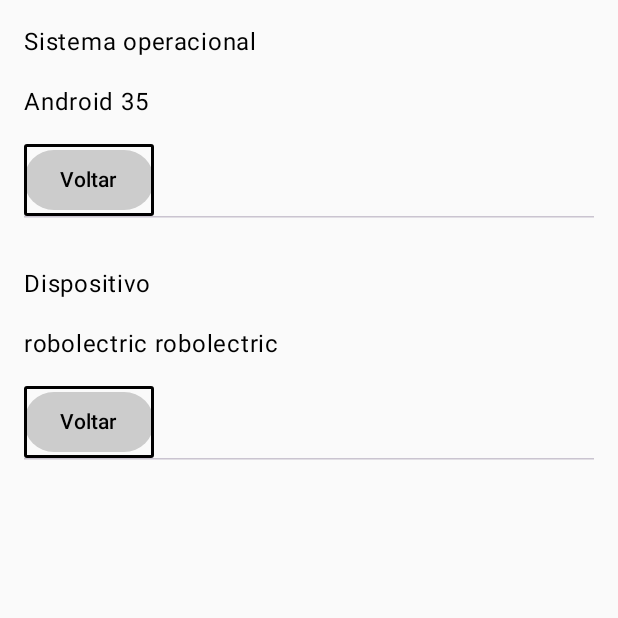
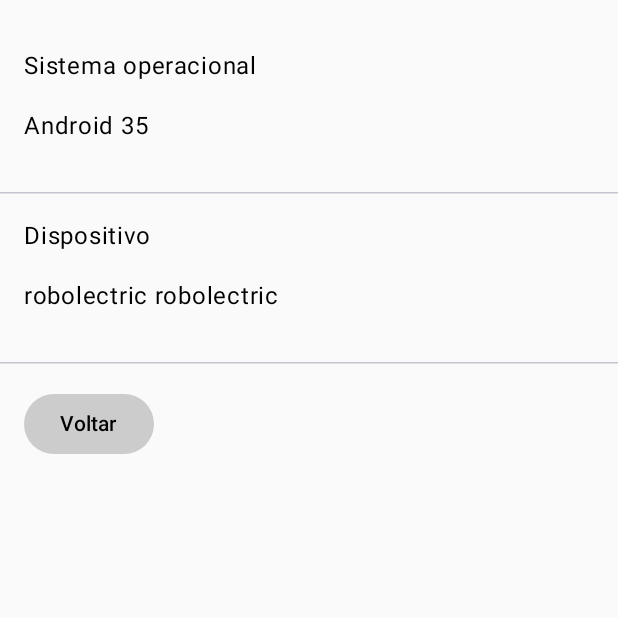
Before and after one commit to leonardohrjesus/BreakingNews, an Android app built with Jetpack Compose: the AboutScreen screen opened through its navigation route, on a phone screen of 412 x 824 dp, the top half of it. Run offline under Robolectric (Android 15) with nearby library versions, the phone set to English and light mode, and no system bars; our stand-ins replace Compose Multiplatform resources; 3 statements that could not run were skipped.

Commit message:
implementação componentes

```diff
--- a/composeApp/src/androidMain/kotlin/com/course/breakingnews/main/MainActivity.kt
+++ b/composeApp/src/androidMain/kotlin/com/course/breakingnews/main/MainActivity.kt
@@ -2,18 +2,31 @@ package com.course.breakingnews.main
 
 import android.os.Bundle
 import androidx.activity.ComponentActivity
+import androidx.activity.SystemBarStyle
 import androidx.activity.compose.setContent
+import androidx.activity.enableEdgeToEdge
 import androidx.compose.foundation.layout.Column
 import androidx.compose.runtime.Composable
 import androidx.compose.ui.tooling.preview.Preview
 import com.course.breakingnews.ui.card.BreakingNewsCard
 import com.course.breakingnews.ui.content.DetailsContentSection
-import com.course.breakingnews.ui.header.DetaisHeaderSection
+import com.course.breakingnews.ui.header.DetailsHeaderSection
 import com.course.breakingnews.ui.top.BreakingNewsTopBar
 
 class MainActivity : ComponentActivity() {
     override fun onCreate(savedInstanceState: Bundle?) {
         super.onCreate(savedInstanceState)
+
+        enableEdgeToEdge(
+            statusBarStyle = SystemBarStyle.light(
+                android.graphics.Color.TRANSPARENT,
+                android.graphics.Color.TRANSPARENT
+            ),
+            navigationBarStyle = SystemBarStyle.light(
+                android.graphics.Color.TRANSPARENT,
+                android.graphics.Color.TRANSPARENT,
+            )
+        )
 
         setContent {
             App()
@@ -29,9 +42,10 @@ fun ComponentPreview(){
         BreakingNewsCard(
             title = "5 teste teste teste testeteste testeteste teste ",
             author = "Leonardo Jesus",
-            date = "Sunday 9 May 2021 "
+            date = "Sunday 9 May 2021 ",
+            onClick = {}
         )
-        DetaisHeaderSection(onClick = {})
+        DetailsHeaderSection (onClick = {})
 
         DetailsContentSection(
             content = """Londoon  leonardo ecfencjfne teste sisisi muittoo bommm me ajudaaaaa
--- a/composeApp/src/commonMain/kotlin/com/course/breakingnews/features/about/AboutScreen.kt
+++ b/composeApp/src/commonMain/kotlin/com/course/breakingnews/features/about/AboutScreen.kt
@@ -1,14 +1,13 @@
 package com.course.breakingnews.features.about
 
-import androidx.compose.foundation.border
 import androidx.compose.foundation.layout.Column
+import androidx.compose.foundation.layout.Row
 import androidx.compose.foundation.layout.Spacer
 import androidx.compose.foundation.layout.fillMaxSize
 import androidx.compose.foundation.layout.height
 import androidx.compose.foundation.layout.padding
 import androidx.compose.foundation.lazy.LazyColumn
 import androidx.compose.foundation.lazy.items
-import androidx.compose.foundation.shape.RoundedCornerShape
 import androidx.compose.material3.Button
 import androidx.compose.material3.ButtonDefaults
 import androidx.compose.material3.HorizontalDivider
@@ -23,14 +22,32 @@ import com.course.breakingnews.plataform.Plataform
 fun AboutScreen(
     onBackPressed: ()->  Unit
 ){
-    LazyColumn(modifier = Modifier.fillMaxSize()){
+    LazyColumn(modifier = Modifier.fillMaxSize().padding(top = 16.dp)){
         items(makeItems()){ item->
             AboutComponent(
                 title = item.first,
                 subTitle = item.second,
-                onBackPressed = onBackPressed
 
             )
+        }
+
+        item {
+            Row(
+                modifier = Modifier
+                    .padding(16.dp)
+            ) {
+                Button(
+                    colors = ButtonDefaults.buttonColors(
+                        containerColor = Color.LightGray,
+                        contentColor = Color.Black
+                    ),
+                    onClick = {
+                        onBackPressed.invoke()
+                    }
+                ){
+                    Text("Voltar")
+                }
+            }
 
         }
     }
@@ -41,7 +58,6 @@ fun AboutScreen(
 private fun AboutComponent(
     title : String,
     subTitle:String,
-    onBackPressed: ()->  Unit
 ){
     Column( modifier =  Modifier.padding(16.dp)){
         Text(
@@ -58,24 +74,9 @@ private fun AboutComponent(
 
         Spacer(modifier = Modifier.height(16.dp))
 
-        Button(
-            colors = ButtonDefaults.buttonColors(
-                containerColor = Color.LightGray,
-                contentColor = Color.Black
-            ),
-            onClick = {onBackPressed.invoke()},
-            modifier = Modifier.border(
-                width = 2.dp,
-                color = Color.Black,
-                shape = RoundedCornerShape(2.dp)
-            )
-        ){
-            Text("Voltar")
-        }
+    }
+    HorizontalDivider()
 
-        HorizontalDivider()
-
-    }
 }
 
 private fun makeItems():List<Pair<String,String>>{
--- a/composeApp/src/commonMain/kotlin/com/course/breakingnews/features/home/HomeScreen.kt
+++ b/composeApp/src/commonMain/kotlin/com/course/breakingnews/features/home/HomeScreen.kt
@@ -3,37 +3,83 @@ package com.course.breakingnews.features.home
 import androidx.compose.foundation.border
 import androidx.compose.foundation.layout.Column
 import androidx.compose.foundation.layout.fillMaxSize
+import androidx.compose.foundation.layout.padding
 import androidx.compose.foundation.shape.RoundedCornerShape
 import androidx.compose.material3.Button
 import androidx.compose.material3.ButtonDefaults
+import androidx.compose.material3.Scaffold
 import androidx.compose.material3.Text
 
 import androidx.compose.runtime.Composable
 import androidx.compose.ui.Alignment
 import androidx.compose.ui.Modifier
 import androidx.compose.ui.graphics.Color
+import androidx.compose.ui.text.font.FontStyle
+import androidx.compose.ui.text.font.FontWeight
+import androidx.compose.ui.text.style.TextAlign
 import androidx.compose.ui.unit.dp
+import androidx.compose.ui.unit.sp
+import com.course.breakingnews.ui.card.BreakingNewsCard
+import com.course.breakingnews.ui.top.BreakingNewsTopBar
 
 @Composable
 fun HomeScreen(
+    navigateToDetailsScreen: () ->Unit,
     navigateToAboutScreen:()-> Unit
 ){
-    Column(Modifier.fillMaxSize(), horizontalAlignment = Alignment.CenterHorizontally){
-        Button(
-            colors = ButtonDefaults.buttonColors(
-                containerColor = Color.LightGray,
-                contentColor = Color.Black
-            ),
-            onClick = {navigateToAboutScreen.invoke()
-                      },
-            modifier = Modifier.border(
-                width = 2.dp,
-                color = Color.Black,
-                shape = RoundedCornerShape(2.dp)
-            )
-        ){
-            Text("Navegar")
+    HomeContent(
+        navigateToDetailsScreen = navigateToDetailsScreen,
+        navigateToAboutScreen = navigateToAboutScreen
+    )
+}
+
+@Composable
+fun HomeContent(
+    navigateToDetailsScreen: () ->Unit,
+    navigateToAboutScreen: () -> Unit
+){
+    Scaffold(
+        modifier = Modifier.fillMaxSize(),
+        containerColor = Color.White,
+        topBar = {
+            BreakingNewsTopBar (onClick = {navigateToAboutScreen.invoke()})
+        },
+        content = { paddingValues ->
+            Column(
+                modifier = Modifier
+                    .fillMaxSize()
+                    .padding(paddingValues),
+                horizontalAlignment = Alignment.Start
+            ) {
+
+                Text(
+                    modifier = Modifier.padding(16.dp),
+                    text = "Breaking News",
+                    fontSize = 24.sp,
+                    fontStyle = FontStyle.Normal,
+                    fontWeight = FontWeight.Bold,
+                    color = Color.Black,
+                    textAlign = TextAlign.Start
+                )
+
+                BreakingNewsCard(
+                    title = "5 things to know about the 'conundru' of lupus",
+                    author = "Matt Villano",
+                    date = " Sunday , 9 May 2021",
+                    onClick = {navigateToDetailsScreen.invoke()}
+                )
+
+                BreakingNewsCard(
+                    title = "5 things to know about the 'conundru' of lupus",
+                    author = "Matt Villano",
+                    date = " Sunday , 9 May 2021",
+                    onClick = {navigateToDetailsScreen.invoke()}
+                )
+
+            }
+
         }
-    }
+    )
+
 
 }
--- a/composeApp/src/commonMain/kotlin/com/course/breakingnews/navigation/main/HomeNavHost.kt
+++ b/composeApp/src/commonMain/kotlin/com/course/breakingnews/navigation/main/HomeNavHost.kt
@@ -6,6 +6,7 @@ import androidx.navigation.NavHostController
 import androidx.navigation.compose.NavHost
 import androidx.navigation.compose.composable
 import com.course.breakingnews.features.about.AboutScreen
+import com.course.breakingnews.features.details.DetailsScreen
 import com.course.breakingnews.features.home.HomeScreen
 import com.course.breakingnews.navigation.routes.HomeRoutes
 
@@ -29,11 +30,22 @@ fun HomeNavHost(
 
         composable<HomeRoutes.Home> {
             HomeScreen(
+                navigateToDetailsScreen =  {
+                    navHostController.navigate(HomeRoutes.Details)
+                },
                 navigateToAboutScreen = {
                     navHostController.navigate(HomeRoutes.About)
                 }
             )
         }
 
+        composable<HomeRoutes.Details> {
+            DetailsScreen (
+                onBackPressed = {
+                    navHostController.popBackStack()
+                }
+            )
+        }
+
     }
 }
--- a/composeApp/src/commonMain/kotlin/com/course/breakingnews/ui/header/DetailsHeaderSection.kt
+++ b/composeApp/src/commonMain/kotlin/com/course/breakingnews/ui/header/DetailsHeaderSection.kt
@@ -22,10 +22,11 @@ import androidx.compose.ui.layout.ContentScale
 import androidx.compose.ui.unit.dp
 import breakingnews.composeapp.generated.resources.Res
 import breakingnews.composeapp.generated.resources.breaking_news_logo
+import com.course.breakingnews.navigation.routes.HomeRoutes
 import org.jetbrains.compose.resources.painterResource
 
 @Composable
-fun DetaisHeaderSection(
+fun DetailsHeaderSection(
     modifier: Modifier = Modifier,
     imagePainter: Painter = painterResource(Res.drawable.breaking_news_logo),
     onClick :() -> Unit
--- a/composeApp/src/commonMain/kotlin/com/course/breakingnews/ui/top/BreakingNewsTopBar.kt
+++ b/composeApp/src/commonMain/kotlin/com/course/breakingnews/ui/top/BreakingNewsTopBar.kt
@@ -27,7 +27,7 @@ fun BreakingNewsTopBar(
     Box(
         modifier= modifier
             .fillMaxWidth()
-            .padding(16.dp)
+            .padding(24.dp)
             .height(56.dp)
     ){
         Image(
```
Also changed, not shown: composeApp/src/commonMain/kotlin/com/course/breakingnews/features/details/DetailsScreen.kt (added, +54 -0 lines), composeApp/src/commonMain/kotlin/com/course/breakingnews/ui/card/BreakingNewsCard.kt (+4 -3 lines).
